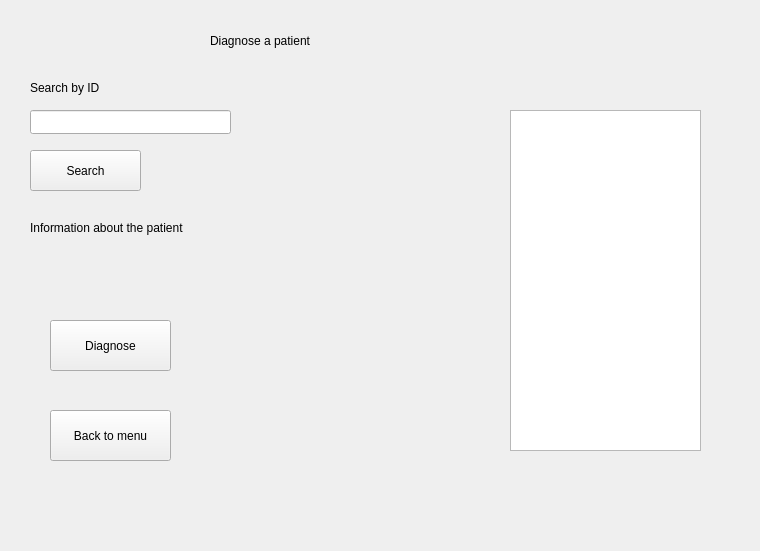
Qt form asd/diagnosis.ui (rkishibe/diaggaze) before a commit.
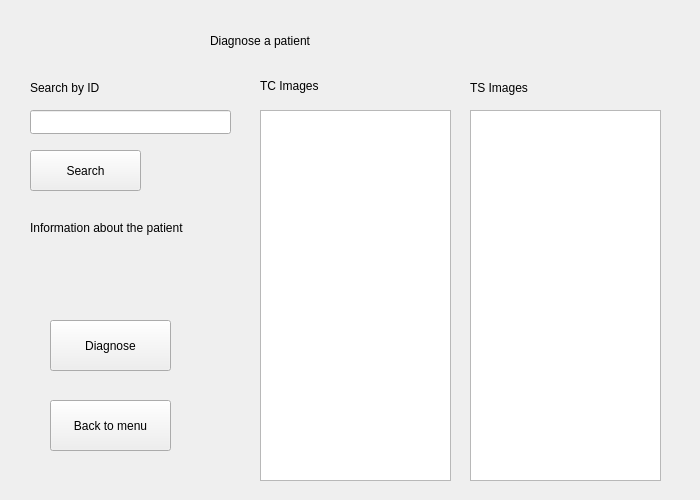
The same form after that commit.

Patch:
```diff
--- a/asd/diagnosis.ui
+++ b/asd/diagnosis.ui
@@ -6,8 +6,8 @@
    <rect>
     <x>0</x>
     <y>0</y>
-    <width>760</width>
-    <height>551</height>
+    <width>700</width>
+    <height>500</height>
    </rect>
   </property>
   <property name="windowTitle">
@@ -78,10 +78,10 @@
   <widget class="QTableWidget" name="table_widget">
    <property name="geometry">
     <rect>
-     <x>510</x>
+     <x>260</x>
      <y>110</y>
      <width>191</width>
-     <height>341</height>
+     <height>371</height>
     </rect>
    </property>
   </widget>
@@ -89,7 +89,7 @@
    <property name="geometry">
     <rect>
      <x>50</x>
-     <y>410</y>
+     <y>400</y>
      <width>121</width>
      <height>51</height>
     </rect>
@@ -111,6 +111,45 @@
     <string>Diagnose</string>
    </property>
   </widget>
+  <widget class="QTableWidget" name="ts_table">
+   <property name="geometry">
+    <rect>
+     <x>470</x>
+     <y>110</y>
+     <width>191</width>
+     <height>371</height>
+    </rect>
+   </property>
+  </widget>
+  <widget class="QLabel" name="tc_label">
+   <property name="geometry">
+    <rect>
+     <x>260</x>
+     <y>76</y>
+     <width>101</width>
+     <height>20</height>
+    </rect>
+   </property>
+   <property name="text">
+    <string>TC Images</string>
+   </property>
+   <property name="scaledContents">
+    <bool>false</bool>
+   </property>
+  </widget>
+  <widget class="QLabel" name="ts_label">
+   <property name="geometry">
+    <rect>
+     <x>470</x>
+     <y>80</y>
+     <width>101</width>
+     <height>16</height>
+    </rect>
+   </property>
+   <property name="text">
+    <string>TS Images</string>
+   </property>
+  </widget>
  </widget>
  <resources/>
  <connections/>
```
Left out of the diff: 2 changed lines with no effect on the pictures.
